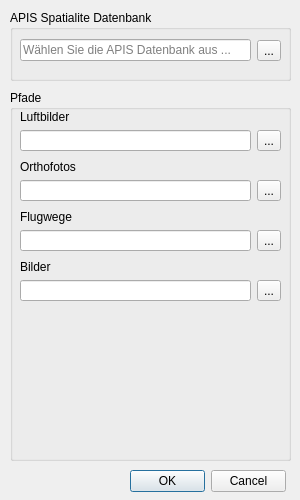
Old version of the form APIS/forms/apis_settings_form.ui in the repository APIS-Luftbildarchiv/APIS.
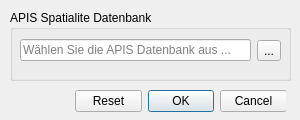
New version of the form.

```diff
--- a/APIS/forms/apis_settings_form.ui
+++ b/APIS/forms/apis_settings_form.ui
@@ -10,7 +10,7 @@
     <x>0</x>
     <y>0</y>
     <width>300</width>
-    <height>500</height>
+    <height>120</height>
    </rect>
   </property>
   <property name="sizePolicy">
@@ -22,13 +22,13 @@
   <property name="minimumSize">
    <size>
     <width>300</width>
-    <height>500</height>
+    <height>120</height>
    </size>
   </property>
   <property name="maximumSize">
    <size>
     <width>300</width>
-    <height>500</height>
+    <height>120</height>
    </size>
   </property>
   <property name="windowTitle">
@@ -88,168 +88,20 @@
     </layout>
    </widget>
   </widget>
-  <widget class="QGroupBox" name="groupBox_2">
-   <property name="enabled">
-    <bool>true</bool>
-   </property>
-   <property name="geometry">
-    <rect>
-     <x>10</x>
-     <y>90</y>
-     <width>281</width>
-     <height>371</height>
-    </rect>
-   </property>
-   <property name="title">
-    <string>Pfade</string>
-   </property>
-   <property name="flat">
-    <bool>false</bool>
-   </property>
-   <widget class="QWidget" name="gridLayoutWidget">
-    <property name="geometry">
-     <rect>
-      <x>10</x>
-      <y>20</y>
-      <width>261</width>
-      <height>41</height>
-     </rect>
-    </property>
-    <layout class="QGridLayout" name="gridLayout_2">
-     <item row="1" column="1">
-      <widget class="QToolButton" name="uiAerialImageDirTBtn">
-       <property name="text">
-        <string>...</string>
-       </property>
-      </widget>
-     </item>
-     <item row="0" column="0">
-      <widget class="QLabel" name="label">
-       <property name="text">
-        <string>Luftbilder</string>
-       </property>
-      </widget>
-     </item>
-     <item row="1" column="0">
-      <widget class="QLineEdit" name="uiAerialImageDirEdit">
-       <property name="readOnly">
-        <bool>true</bool>
-       </property>
-      </widget>
-     </item>
-    </layout>
-   </widget>
-   <widget class="QWidget" name="gridLayoutWidget_2">
-    <property name="geometry">
-     <rect>
-      <x>10</x>
-      <y>70</y>
-      <width>261</width>
-      <height>41</height>
-     </rect>
-    </property>
-    <layout class="QGridLayout" name="gridLayout_3">
-     <item row="1" column="1">
-      <widget class="QToolButton" name="uiOrthoPhotoDirTBtn">
-       <property name="text">
-        <string>...</string>
-       </property>
-      </widget>
-     </item>
-     <item row="0" column="0">
-      <widget class="QLabel" name="label_2">
-       <property name="text">
-        <string>Orthofotos</string>
-       </property>
-      </widget>
-     </item>
-     <item row="1" column="0">
-      <widget class="QLineEdit" name="uiOrthoPhotoDirEdit">
-       <property name="readOnly">
-        <bool>true</bool>
-       </property>
-      </widget>
-     </item>
-    </layout>
-   </widget>
-   <widget class="QWidget" name="gridLayoutWidget_3">
-    <property name="geometry">
-     <rect>
-      <x>10</x>
-      <y>120</y>
-      <width>261</width>
-      <height>41</height>
-     </rect>
-    </property>
-    <layout class="QGridLayout" name="gridLayout_4">
-     <item row="1" column="1">
-      <widget class="QToolButton" name="toolButton_4">
-       <property name="text">
-        <string>...</string>
-       </property>
-      </widget>
-     </item>
-     <item row="0" column="0">
-      <widget class="QLabel" name="label_3">
-       <property name="text">
-        <string>Flugwege</string>
-       </property>
-      </widget>
-     </item>
-     <item row="1" column="0">
-      <widget class="QLineEdit" name="lineEdit_3">
-       <property name="readOnly">
-        <bool>true</bool>
-       </property>
-      </widget>
-     </item>
-    </layout>
-   </widget>
-   <widget class="QWidget" name="gridLayoutWidget_4">
-    <property name="geometry">
-     <rect>
-      <x>10</x>
-      <y>170</y>
-      <width>261</width>
-      <height>41</height>
-     </rect>
-    </property>
-    <layout class="QGridLayout" name="gridLayout_6">
-     <item row="1" column="1">
-      <widget class="QToolButton" name="toolButton_6">
-       <property name="text">
-        <string>...</string>
-       </property>
-      </widget>
-     </item>
-     <item row="0" column="0">
-      <widget class="QLabel" name="label_5">
-       <property name="text">
-        <string>Bilder</string>
-       </property>
-      </widget>
-     </item>
-     <item row="1" column="0">
-      <widget class="QLineEdit" name="lineEdit_5">
-       <property name="readOnly">
-        <bool>true</bool>
-       </property>
-      </widget>
-     </item>
-    </layout>
-   </widget>
-  </widget>
   <widget class="QDialogButtonBox" name="buttonBox">
    <property name="geometry">
     <rect>
-     <x>130</x>
-     <y>470</y>
-     <width>156</width>
+     <x>75</x>
+     <y>90</y>
+     <width>211</width>
      <height>23</height>
     </rect>
    </property>
    <property name="standardButtons">
-    <set>QDialogButtonBox::Cancel|QDialogButtonBox::Ok</set>
+    <set>QDialogButtonBox::Cancel|QDialogButtonBox::Ok|QDialogButtonBox::Reset</set>
+   </property>
+   <property name="centerButtons">
+    <bool>false</bool>
    </property>
   </widget>
  </widget>
```
